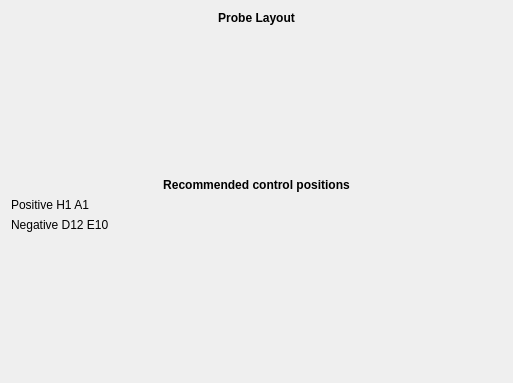
Above: ColourfulDevicePlazza/ColourfulDevicePlazza.ui from xtuer/Qt before the change. Below: the same form after it.
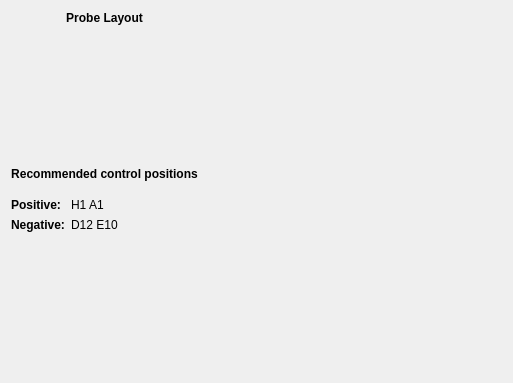
That is the form after the change.

Commit message: colourful device

The edit to the form file:
```diff
--- a/ColourfulDevicePlazza/ColourfulDevicePlazza.ui
+++ b/ColourfulDevicePlazza/ColourfulDevicePlazza.ui
@@ -14,24 +14,20 @@
    <string>ColourfulDevicePlazza</string>
   </property>
   <layout class="QGridLayout" name="gridLayout">
-   <item row="1" column="0" colspan="2">
-    <widget class="QWidget" name="devicesWidget" native="true">
-     <property name="sizePolicy">
-      <sizepolicy hsizetype="Expanding" vsizetype="Expanding">
-       <horstretch>0</horstretch>
-       <verstretch>0</verstretch>
-      </sizepolicy>
+   <item row="5" column="0">
+    <spacer name="verticalSpacer">
+     <property name="orientation">
+      <enum>Qt::Vertical</enum>
      </property>
-     <property name="minimumSize">
+     <property name="sizeHint" stdset="0">
       <size>
-       <width>0</width>
-       <height>0</height>
+       <width>20</width>
+       <height>40</height>
       </size>
      </property>
-     <layout class="QGridLayout" name="gridLayout_2"/>
-    </widget>
+    </spacer>
    </item>
-   <item row="2" column="0" colspan="3">
+   <item row="3" column="0" colspan="2">
     <widget class="QLabel" name="label">
      <property name="font">
       <font>
@@ -47,27 +43,24 @@
      </property>
     </widget>
    </item>
-   <item row="5" column="0">
-    <spacer name="verticalSpacer">
-     <property name="orientation">
-      <enum>Qt::Vertical</enum>
+   <item row="2" column="0" colspan="2">
+    <widget class="QWidget" name="devicesWidget" native="true">
+     <property name="sizePolicy">
+      <sizepolicy hsizetype="Expanding" vsizetype="Expanding">
+       <horstretch>0</horstretch>
+       <verstretch>0</verstretch>
+      </sizepolicy>
      </property>
-     <property name="sizeHint" stdset="0">
+     <property name="minimumSize">
       <size>
-       <width>20</width>
-       <height>40</height>
+       <width>0</width>
+       <height>0</height>
       </size>
      </property>
-    </spacer>
-   </item>
-   <item row="3" column="0" colspan="3">
-    <widget class="QLabel" name="positiveLabel">
-     <property name="text">
-      <string>Positive H1 A1</string>
-     </property>
+     <layout class="QGridLayout" name="gridLayout_2"/>
     </widget>
    </item>
-   <item row="1" column="2">
+   <item row="2" column="2">
     <spacer name="horizontalSpacer">
      <property name="orientation">
       <enum>Qt::Horizontal</enum>
@@ -81,13 +74,67 @@
     </spacer>
    </item>
    <item row="4" column="0" colspan="3">
-    <widget class="QLabel" name="negativeLabel">
-     <property name="text">
-      <string>Negative D12 E10</string>
+    <widget class="QWidget" name="widget" native="true">
+     <property name="minimumSize">
+      <size>
+       <width>0</width>
+       <height>0</height>
+      </size>
      </property>
+     <layout class="QGridLayout" name="gridLayout_3">
+      <property name="leftMargin">
+       <number>0</number>
+      </property>
+      <item row="0" column="0">
+       <widget class="QLabel" name="label_3">
+        <property name="font">
+         <font>
+          <weight>75</weight>
+          <bold>true</bold>
+         </font>
+        </property>
+        <property name="text">
+         <string>Positive:</string>
+        </property>
+       </widget>
+      </item>
+      <item row="0" column="1">
+       <widget class="QLabel" name="positiveLabel">
+        <property name="sizePolicy">
+         <sizepolicy hsizetype="Expanding" vsizetype="Preferred">
+          <horstretch>0</horstretch>
+          <verstretch>0</verstretch>
+         </sizepolicy>
+        </property>
+        <property name="text">
+         <string>H1 A1</string>
+        </property>
+       </widget>
+      </item>
+      <item row="1" column="0">
+       <widget class="QLabel" name="label_4">
+        <property name="font">
+         <font>
+          <weight>75</weight>
+          <bold>true</bold>
+         </font>
+        </property>
+        <property name="text">
+         <string>Negative:</string>
+        </property>
+       </widget>
+      </item>
+      <item row="1" column="1">
+       <widget class="QLabel" name="negativeLabel">
+        <property name="text">
+         <string>D12 E10</string>
+        </property>
+       </widget>
+      </item>
+     </layout>
     </widget>
    </item>
-   <item row="0" column="0" colspan="3">
+   <item row="1" column="0" colspan="2">
     <widget class="QLabel" name="label_2">
      <property name="font">
       <font>
```
The commit also changes 3 other files.
